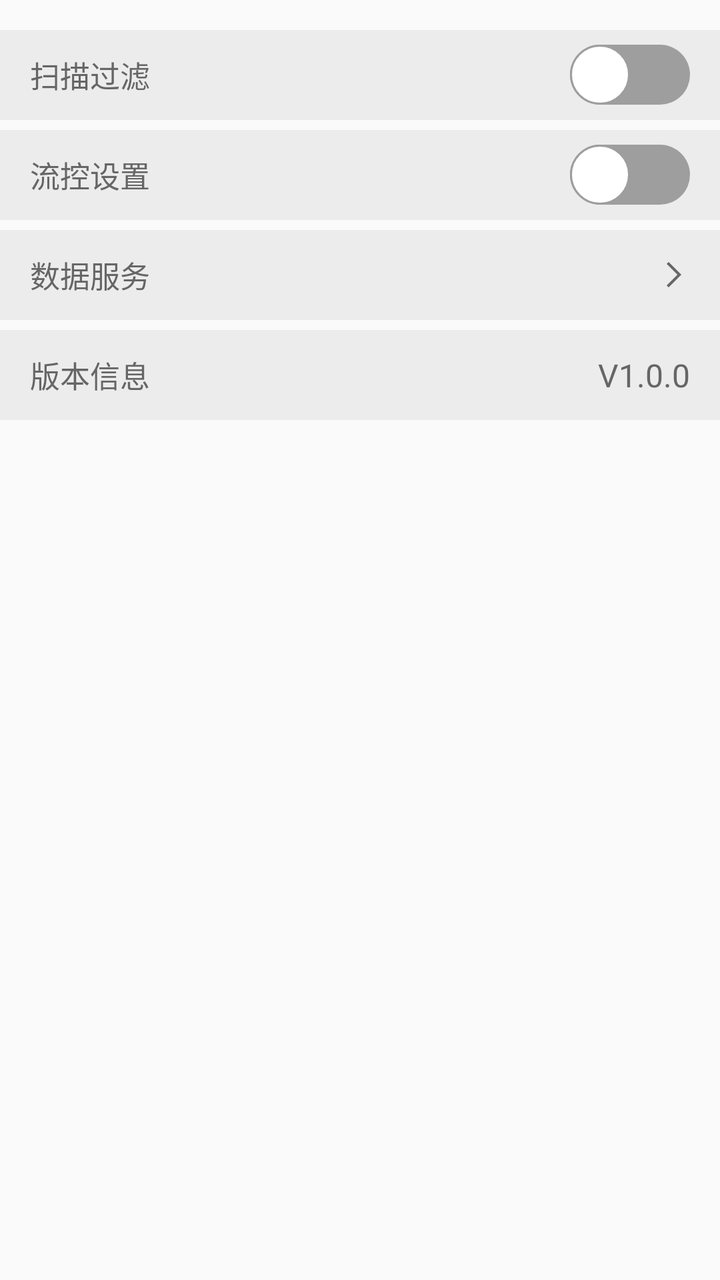
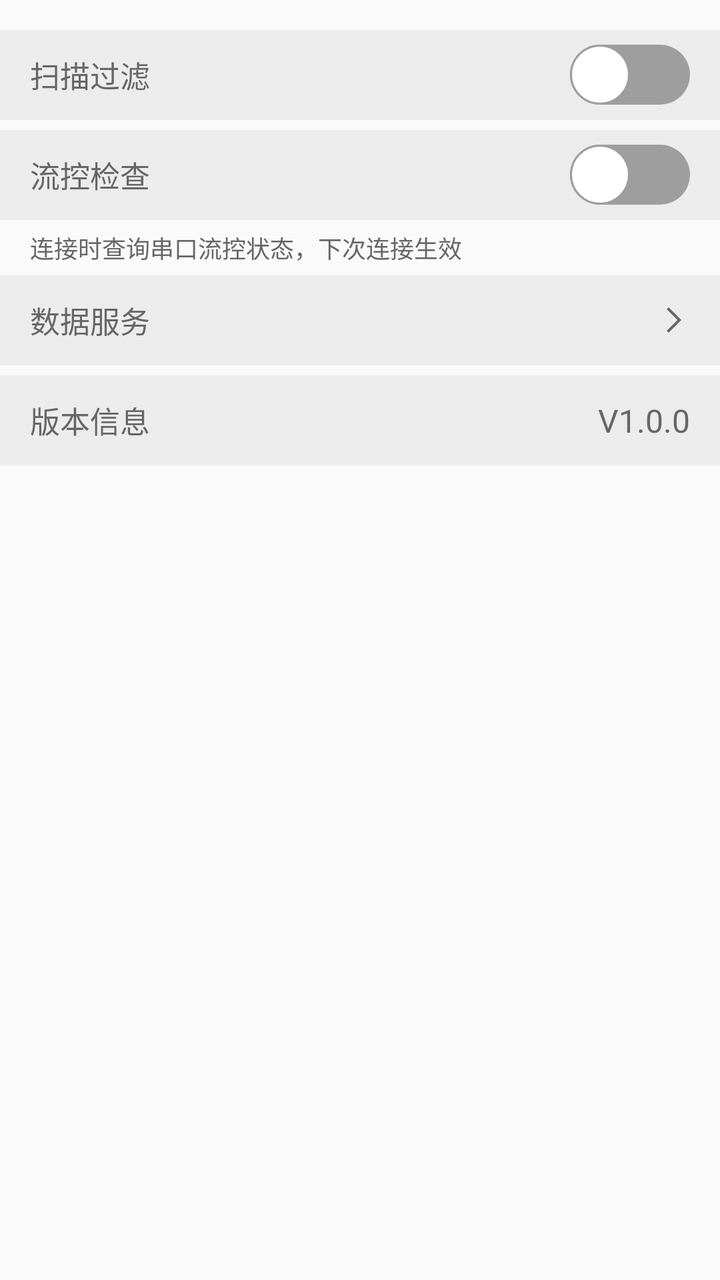

Before-and-after screenshots of an Android layout around one commit, followed by the original layout XML and the change that was made.
<!-- AndroidManifest.xml: application theme AppTheme -->
<!-- res/layout/activity_app_config_set.xml -->
<?xml version="1.0" encoding="utf-8"?>
<LinearLayout xmlns:android="http://schemas.android.com/apk/res/android"
    android:layout_width="match_parent"
    android:layout_height="match_parent"
    android:orientation="vertical"
    android:paddingTop="15dp"
    android:paddingBottom="15dp">

    <RelativeLayout
        android:layout_width="match_parent"
        android:layout_height="45dp"
        android:paddingStart="15dp"
        android:paddingEnd="15dp"
        android:background="#ececec">

        <TextView
            android:layout_width="wrap_content"
            android:layout_height="wrap_content"
            android:textColor="#666"
            android:textSize="15sp"
            android:layout_centerVertical="true"
            android:text="@string/scanning_filtering"/>

        <Switch
            android:id="@+id/switch_filter"
            android:layout_width="wrap_content"
            android:layout_height="wrap_content"
            android:layout_alignParentEnd="true"
            android:layout_centerVertical="true"
            android:switchMinWidth="20dp"
            android:thumb="@drawable/switch_thumb"
            android:track="@drawable/switch_track"/>

    </RelativeLayout>

    <RelativeLayout
        android:layout_width="match_parent"
        android:layout_height="45dp"
        android:layout_marginTop="5dp"
        android:paddingStart="15dp"
        android:paddingEnd="15dp"
        android:background="#ececec">

        <TextView
            android:layout_width="wrap_content"
            android:layout_height="wrap_content"
            android:textColor="#666"
            android:textSize="15sp"
            android:layout_centerVertical="true"
            android:text="@string/flow_control_title"/>

        <Switch
            android:id="@+id/switch_flow_control"
            android:layout_width="wrap_content"
            android:layout_height="wrap_content"
            android:layout_alignParentEnd="true"
            android:layout_centerVertical="true"
            android:switchMinWidth="20dp"
            android:thumb="@drawable/switch_thumb"
            android:track="@drawable/switch_track"/>

    </RelativeLayout>

    <RelativeLayout
        android:id="@+id/rl_data_service"
        android:layout_width="match_parent"
        android:layout_height="45dp"
        android:layout_marginTop="5dp"
        android:paddingStart="15dp"
        android:paddingEnd="15dp"
        android:background="#ececec">

        <TextView
            android:layout_width="wrap_content"
            android:layout_height="wrap_content"
            android:textColor="#666"
            android:textSize="15sp"
            android:layout_centerVertical="true"
            android:text="@string/data_service"/>

        <ImageView
            android:layout_width="wrap_content"
            android:layout_height="wrap_content"
            android:layout_alignParentEnd="true"
            android:layout_centerVertical="true"
            android:src="@mipmap/right" />

    </RelativeLayout>

    <RelativeLayout
        android:layout_width="match_parent"
        android:layout_height="45dp"
        android:layout_marginTop="5dp"
        android:paddingStart="15dp"
        android:paddingEnd="15dp"
        android:background="#ececec">

        <TextView
            android:layout_width="wrap_content"
            android:layout_height="wrap_content"
            android:textColor="#666"
            android:textSize="15sp"
            android:layout_centerVertical="true"
            android:text="@string/version_info"/>

        <TextView
            android:id="@+id/tv_version"
            android:layout_width="wrap_content"
            android:layout_height="wrap_content"
            android:layout_alignParentEnd="true"
            android:layout_centerVertical="true"
            android:textSize="16sp"
            android:textColor="#666"
            android:text="V1.0.0"/>

    </RelativeLayout>



</LinearLayout>
<!-- resources referenced by this layout -->
<resources>
  <!-- drawable switch_thumb (drawable) -->
  <?xml version="1.0" encoding="utf-8"?>
  <selector xmlns:android="http://schemas.android.com/apk/res/android" >
  
      <item android:state_checked="true" android:drawable="@drawable/switch_blue_thumb" />
      <item android:drawable="@drawable/switch_gray_thumb" />
  
  </selector>
  <!-- drawable switch_track (drawable) -->
  <?xml version="1.0" encoding="utf-8"?>
  <selector xmlns:android="http://schemas.android.com/apk/res/android" >
  
      <item android:state_checked="true" android:drawable="@drawable/switch_blue_track" />
      <item android:drawable="@drawable/switch_gray_track" />
  
  </selector>
  <!-- mipmap right: png bitmap (mipmap-xxhdpi, 1034 bytes) -->
  <string name="data_service">数据服务</string>
  <string name="flow_control_title">流控设置</string>
  <string name="scanning_filtering">扫描过滤</string>
  <string name="version_info">版本信息</string>
  <style name="AppTheme" parent="Theme.AppCompat.Light.DarkActionBar">
          
          <item name="colorPrimary">@color/colorPrimary</item>
          <item name="colorPrimaryDark">@color/colorPrimaryDark</item>
          <item name="colorAccent">@color/colorAccent</item>
      </style>
  <!-- drawable switch_blue_thumb (drawable) -->
  <?xml version="1.0" encoding="utf-8"?>
  <shape xmlns:android="http://schemas.android.com/apk/res/android"
      android:shape="rectangle" >
  
      
      <size android:height="30dp" android:width="30dp"/>
      
      <corners android:radius="15dp"/>
  
      
      <gradient
          android:endColor="#ffffff"
          android:startColor="#ffffff" />
  
      <stroke android:width="1dp"
          android:color="#1FA7D3"/>
  
  </shape>
  <!-- drawable switch_gray_thumb (drawable) -->
  <?xml version="1.0" encoding="utf-8"?>
  <shape xmlns:android="http://schemas.android.com/apk/res/android"
      android:shape="rectangle" >
  
      
      <size android:height="30dp" android:width="30dp"/>
      
      <corners android:radius="15dp"/>
  
      
      <gradient
          android:endColor="#ffffff"
          android:startColor="#ffffff" />
  
      <stroke android:width="1dp"
          android:color="#9e9e9e"/>
  
  </shape>
  <!-- drawable switch_blue_track (drawable) -->
  <?xml version="1.0" encoding="utf-8"?>
  <shape xmlns:android="http://schemas.android.com/apk/res/android" >
  
      
      <size android:height="15dp"/>
      
      <corners android:radius="15dp"/>
  
      
      <gradient
          android:endColor="#1FA7D3"
          android:startColor="#1FA7D3" />
  
  </shape>
  <!-- drawable switch_gray_track (drawable) -->
  <?xml version="1.0" encoding="utf-8"?>
  <shape xmlns:android="http://schemas.android.com/apk/res/android"
      android:shape="rectangle" >
  
      
      <size android:height="15dp"/>
      
      <corners android:radius="15dp"/>
  
      
      <gradient
          android:endColor="#9e9e9e"
          android:startColor="#9e9e9e" />
  
  </shape>
  <color name="colorPrimary">#008577</color>
  <color name="colorPrimaryDark">#00574B</color>
  <color name="colorAccent">#D81B60</color>
  
      #背景颜色
</resources>

<!-- the commit's change to res/layout/activity_app_config_set.xml (unified diff, before → after) -->
@@ -55,11 +55,22 @@
             android:layout_height="wrap_content"
             android:layout_alignParentEnd="true"
             android:layout_centerVertical="true"
+            android:contentDescription="@string/flow_control_title"
             android:switchMinWidth="20dp"
             android:thumb="@drawable/switch_thumb"
             android:track="@drawable/switch_track"/>
 
     </RelativeLayout>
+
+    <TextView
+        android:layout_width="match_parent"
+        android:layout_height="wrap_content"
+        android:layout_marginTop="5dp"
+        android:paddingStart="15dp"
+        android:paddingEnd="15dp"
+        android:textColor="#666"
+        android:textSize="12sp"
+        android:text="@string/flow_control_hint"/>
 
     <RelativeLayout
         android:id="@+id/rl_data_service"
<!-- resource entries referenced after the edit -->
@@ -18,7 +18,8 @@
   </selector>
   <!-- mipmap right: png bitmap (mipmap-xxhdpi, 1034 bytes) -->
   <string name="data_service">数据服务</string>
-  <string name="flow_control_title">流控设置</string>
+  <string name="flow_control_hint">连接时查询串口流控状态，下次连接生效</string>
+  <string name="flow_control_title">流控检查</string>
   <string name="scanning_filtering">扫描过滤</string>
   <string name="version_info">版本信息</string>
   <style name="AppTheme" parent="Theme.AppCompat.Light.DarkActionBar">
